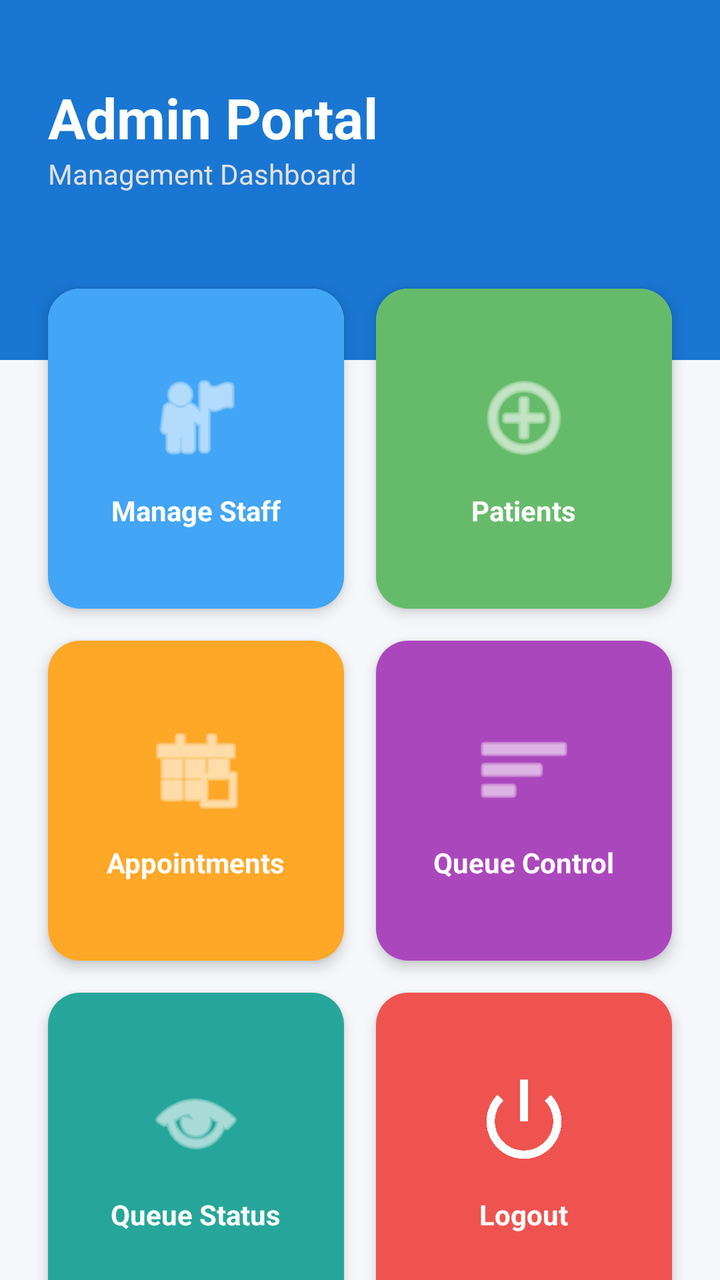
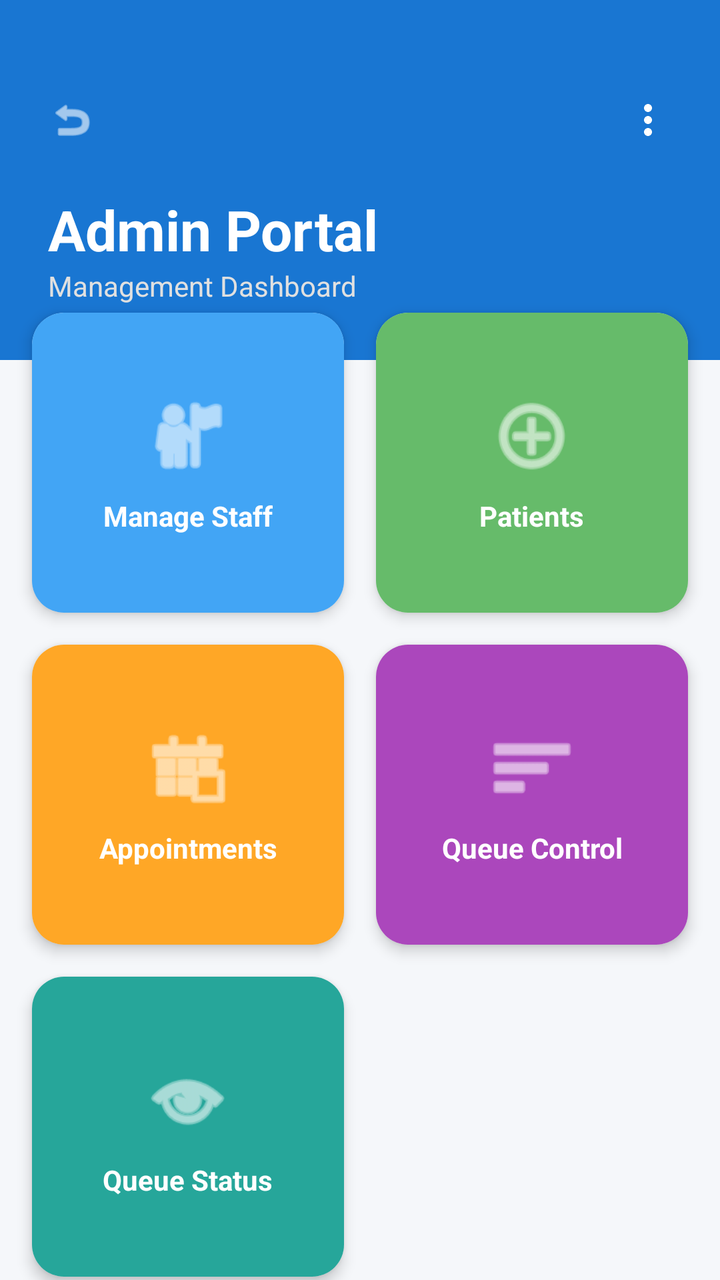

Screens rendered from an Android XML layout before and after an edit, with the pre-edit source and the edit as a unified diff.
<!-- AndroidManifest.xml: application theme Theme.GlenEzyCareApps -->
<!-- res/layout/activity_admin_dashboard.xml -->
<?xml version="1.0" encoding="utf-8"?>
<androidx.constraintlayout.widget.ConstraintLayout xmlns:android="http://schemas.android.com/apk/res/android"
    xmlns:app="http://schemas.android.com/apk/res-auto"
    android:layout_width="match_parent"
    android:layout_height="match_parent"
    android:background="#F5F7FA">

    
    <View
        android:id="@+id/topHeader"
        android:layout_width="match_parent"
        android:layout_height="180dp"
        android:background="@color/primary_blue"
        app:layout_constraintTop_toTopOf="parent" />

    <TextView
        android:id="@+id/tvAdminTitle"
        android:layout_width="wrap_content"
        android:layout_height="wrap_content"
        android:layout_marginStart="24dp"
        android:layout_marginTop="40dp"
        android:text="Admin Portal"
        android:textColor="@color/white"
        android:textSize="28sp"
        android:textStyle="bold"
        app:layout_constraintStart_toStartOf="parent"
        app:layout_constraintTop_toTopOf="parent" />

    <TextView
        android:layout_width="wrap_content"
        android:layout_height="wrap_content"
        android:text="Management Dashboard"
        android:textColor="#E0E0E0"
        android:textSize="14sp"
        app:layout_constraintStart_toStartOf="@+id/tvAdminTitle"
        app:layout_constraintTop_toBottomOf="@+id/tvAdminTitle" />

    
    <androidx.core.widget.NestedScrollView
        android:layout_width="match_parent"
        android:layout_height="0dp"
        android:layout_marginTop="-60dp"
        app:layout_constraintBottom_toBottomOf="parent"
        app:layout_constraintTop_toBottomOf="@+id/topHeader">

        <GridLayout
            android:layout_width="match_parent"
            android:layout_height="wrap_content"
            android:alignmentMode="alignMargins"
            android:columnCount="2"
            android:padding="16dp"
            android:rowCount="3">

            
            <androidx.cardview.widget.CardView
                android:id="@+id/btnManageStaff"
                android:layout_width="0dp"
                android:layout_height="160dp"
                android:layout_rowWeight="1"
                android:layout_columnWeight="1"
                android:layout_margin="8dp"
                app:cardCornerRadius="16dp"
                app:cardElevation="4dp">

                <LinearLayout
                    android:layout_width="match_parent"
                    android:layout_height="match_parent"
                    android:background="#42A5F5"
                    android:gravity="center"
                    android:orientation="vertical">

                    <ImageView
                        android:layout_width="50dp"
                        android:layout_height="50dp"
                        android:src="@android:drawable/ic_menu_myplaces"
                        app:tint="@color/white" />

                    <TextView
                        android:layout_width="wrap_content"
                        android:layout_height="wrap_content"
                        android:layout_marginTop="12dp"
                        android:text="Manage Staff"
                        android:textColor="@color/white"
                        android:textStyle="bold" />
                </LinearLayout>
            </androidx.cardview.widget.CardView>

            
            <androidx.cardview.widget.CardView
                android:id="@+id/btnManagePatients"
                android:layout_width="0dp"
                android:layout_height="160dp"
                android:layout_rowWeight="1"
                android:layout_columnWeight="1"
                android:layout_margin="8dp"
                app:cardCornerRadius="16dp"
                app:cardElevation="4dp">

                <LinearLayout
                    android:layout_width="match_parent"
                    android:layout_height="match_parent"
                    android:background="#66BB6A"
                    android:gravity="center"
                    android:orientation="vertical">

                    <ImageView
                        android:layout_width="50dp"
                        android:layout_height="50dp"
                        android:src="@android:drawable/ic_menu_add"
                        app:tint="@color/white" />

                    <TextView
                        android:layout_width="wrap_content"
                        android:layout_height="wrap_content"
                        android:layout_marginTop="12dp"
                        android:text="Patients"
                        android:textColor="@color/white"
                        android:textStyle="bold" />
                </LinearLayout>
            </androidx.cardview.widget.CardView>

            
            <androidx.cardview.widget.CardView
                android:id="@+id/btnManageAppointments"
                android:layout_width="0dp"
                android:layout_height="160dp"
                android:layout_rowWeight="1"
                android:layout_columnWeight="1"
                android:layout_margin="8dp"
                app:cardCornerRadius="16dp"
                app:cardElevation="4dp">

                <LinearLayout
                    android:layout_width="match_parent"
                    android:layout_height="match_parent"
                    android:background="#FFA726"
                    android:gravity="center"
                    android:orientation="vertical">

                    <ImageView
                        android:layout_width="50dp"
                        android:layout_height="50dp"
                        android:src="@android:drawable/ic_menu_today"
                        app:tint="@color/white" />

                    <TextView
                        android:layout_width="wrap_content"
                        android:layout_height="wrap_content"
                        android:layout_marginTop="12dp"
                        android:text="Appointments"
                        android:textColor="@color/white"
                        android:textStyle="bold" />
                </LinearLayout>
            </androidx.cardview.widget.CardView>

            
            <androidx.cardview.widget.CardView
                android:id="@+id/btnQueueControl"
                android:layout_width="0dp"
                android:layout_height="160dp"
                android:layout_rowWeight="1"
                android:layout_columnWeight="1"
                android:layout_margin="8dp"
                app:cardCornerRadius="16dp"
                app:cardElevation="4dp">

                <LinearLayout
                    android:layout_width="match_parent"
                    android:layout_height="match_parent"
                    android:background="#AB47BC"
                    android:gravity="center"
                    android:orientation="vertical">

                    <ImageView
                        android:id="@+id/imageView"
                        android:layout_width="match_parent"
                        android:layout_height="50dp"
                        android:src="@android:drawable/ic_menu_sort_by_size"
                        app:tint="@color/white" />

                    <TextView
                        android:layout_width="wrap_content"
                        android:layout_height="wrap_content"
                        android:layout_marginTop="12dp"
                        android:text="Queue Control"
                        android:textColor="@color/white"
                        android:textStyle="bold" />
                </LinearLayout>
            </androidx.cardview.widget.CardView>

            
            <androidx.cardview.widget.CardView
                android:id="@+id/btnViewQueueStatus"
                android:layout_width="0dp"
                android:layout_height="160dp"
                android:layout_rowWeight="1"
                android:layout_columnWeight="1"
                android:layout_margin="8dp"
                app:cardCornerRadius="16dp"
                app:cardElevation="4dp">

                <LinearLayout
                    android:layout_width="match_parent"
                    android:layout_height="match_parent"
                    android:background="#26A69A"
                    android:gravity="center"
                    android:orientation="vertical">

                    <ImageView
                        android:layout_width="50dp"
                        android:layout_height="50dp"
                        android:src="@android:drawable/ic_menu_view"
                        app:tint="@color/white" />

                    <TextView
                        android:layout_width="wrap_content"
                        android:layout_height="wrap_content"
                        android:layout_marginTop="12dp"
                        android:text="Queue Status"
                        android:textColor="@color/white"
                        android:textStyle="bold" />
                </LinearLayout>
            </androidx.cardview.widget.CardView>

            
            <androidx.cardview.widget.CardView
                android:id="@+id/btnAdminLogout"
                android:layout_width="0dp"
                android:layout_height="160dp"
                android:layout_rowWeight="1"
                android:layout_columnWeight="1"
                android:layout_margin="8dp"
                app:cardCornerRadius="16dp"
                app:cardElevation="4dp">

                <LinearLayout
                    android:layout_width="match_parent"
                    android:layout_height="match_parent"
                    android:background="#EF5350"
                    android:gravity="center"
                    android:orientation="vertical">

                    <ImageView
                        android:layout_width="50dp"
                        android:layout_height="50dp"
                        android:src="@android:drawable/ic_lock_power_off"
                        app:tint="@color/white" />

                    <TextView
                        android:layout_width="wrap_content"
                        android:layout_height="wrap_content"
                        android:layout_marginTop="12dp"
                        android:text="Logout"
                        android:textColor="@color/white"
                        android:textStyle="bold" />
                </LinearLayout>
            </androidx.cardview.widget.CardView>

        </GridLayout>
    </androidx.core.widget.NestedScrollView>

</androidx.constraintlayout.widget.ConstraintLayout>
<!-- resources referenced by this layout -->
<resources>
  <color name="primary_blue">#1976D2</color>
  <color name="white">#FFFFFF</color>
  <style name="Theme.GlenEzyCareApps" parent="Theme.Material3.DayNight.NoActionBar">
  
          <item name="colorPrimary">@color/primary_blue</item>
          <item name="colorOnPrimary">@color/white</item>
  
          <item name="android:statusBarColor">@color/background_dark</item>
          <item name="android:navigationBarColor">@color/background_dark</item>
  
      </style>
  <color name="background_dark">#121212</color>
</resources>

<!-- the commit's change to res/layout/activity_admin_dashboard.xml (unified diff, before → after) -->
@@ -13,25 +13,59 @@
         android:background="@color/primary_blue"
         app:layout_constraintTop_toTopOf="parent" />
 
+    <ImageView
+        android:id="@+id/btnBack"
+        android:layout_width="40dp"
+        android:layout_height="40dp"
+        android:layout_marginStart="16dp"
+        android:layout_marginTop="40dp"
+        android:background="?attr/selectableItemBackgroundBorderless"
+        android:padding="8dp"
+        android:src="@android:drawable/ic_menu_revert"
+        app:layout_constraintStart_toStartOf="parent"
+        app:layout_constraintTop_toTopOf="parent"
+        app:tint="@color/white"
+        android:clickable="true"
+        android:focusable="true"/>
+
+    <ImageView
+        android:id="@+id/btnMenu"
+        android:layout_width="40dp"
+        android:layout_height="40dp"
+        android:layout_marginTop="40dp"
+        android:layout_marginEnd="16dp"
+        android:padding="8dp"
+        android:src="@drawable/ic_more_vert"
+        app:layout_constraintEnd_toEndOf="parent"
+        app:layout_constraintTop_toTopOf="parent"
+        app:tint="@color/white"
+        android:clickable="true"
+        android:focusable="true"
+        android:background="?attr/selectableItemBackgroundBorderless"/>
+
     <TextView
         android:id="@+id/tvAdminTitle"
-        android:layout_width="wrap_content"
+        android:layout_width="0dp"
         android:layout_height="wrap_content"
         android:layout_marginStart="24dp"
-        android:layout_marginTop="40dp"
+        android:layout_marginTop="16dp"
+        android:layout_marginEnd="16dp"
         android:text="Admin Portal"
         android:textColor="@color/white"
         android:textSize="28sp"
         android:textStyle="bold"
+        app:layout_constraintEnd_toStartOf="@+id/btnMenu"
         app:layout_constraintStart_toStartOf="parent"
-        app:layout_constraintTop_toTopOf="parent" />
+        app:layout_constraintTop_toBottomOf="@+id/btnBack" />
 
     <TextView
-        android:layout_width="wrap_content"
+        android:id="@+id/tvSubtitle"
+        android:layout_width="0dp"
         android:layout_height="wrap_content"
         android:text="Management Dashboard"
         android:textColor="#E0E0E0"
         android:textSize="14sp"
+        app:layout_constraintEnd_toEndOf="@+id/tvAdminTitle"
         app:layout_constraintStart_toStartOf="@+id/tvAdminTitle"
         app:layout_constraintTop_toBottomOf="@+id/tvAdminTitle" />
 
@@ -39,7 +73,9 @@
     <androidx.core.widget.NestedScrollView
         android:layout_width="match_parent"
         android:layout_height="0dp"
-        android:layout_marginTop="-60dp"
+        android:layout_marginTop="-40dp"
+        android:clipToPadding="false"
+        android:paddingBottom="24dp"
         app:layout_constraintBottom_toBottomOf="parent"
         app:layout_constraintTop_toBottomOf="@+id/topHeader">
 
@@ -48,14 +84,13 @@
             android:layout_height="wrap_content"
             android:alignmentMode="alignMargins"
             android:columnCount="2"
-            android:padding="16dp"
-            android:rowCount="3">
+            android:padding="8dp">
 
             
             <androidx.cardview.widget.CardView
                 android:id="@+id/btnManageStaff"
                 android:layout_width="0dp"
-                android:layout_height="160dp"
+                android:layout_height="150dp"
                 android:layout_rowWeight="1"
                 android:layout_columnWeight="1"
                 android:layout_margin="8dp"
@@ -67,20 +102,23 @@
                     android:layout_height="match_parent"
                     android:background="#42A5F5"
                     android:gravity="center"
-                    android:orientation="vertical">
-
-                    <ImageView
-                        android:layout_width="50dp"
-                        android:layout_height="50dp"
+                    android:orientation="vertical"
+                    android:padding="8dp">
+
+                    <ImageView
+                        android:layout_width="45dp"
+                        android:layout_height="45dp"
                         android:src="@android:drawable/ic_menu_myplaces"
                         app:tint="@color/white" />
 
                     <TextView
                         android:layout_width="wrap_content"
                         android:layout_height="wrap_content"
-                        android:layout_marginTop="12dp"
+                        android:layout_marginTop="8dp"
                         android:text="Manage Staff"
-                        android:textColor="@color/white"
+                        android:textAlignment="center"
+                        android:textColor="@color/white"
+                        android:textSize="14sp"
                         android:textStyle="bold" />
                 </LinearLayout>
             </androidx.cardview.widget.CardView>
@@ -89,7 +127,7 @@
             <androidx.cardview.widget.CardView
                 android:id="@+id/btnManagePatients"
                 android:layout_width="0dp"
-                android:layout_height="160dp"
+                android:layout_height="150dp"
                 android:layout_rowWeight="1"
                 android:layout_columnWeight="1"
                 android:layout_margin="8dp"
@@ -101,20 +139,23 @@
                     android:layout_height="match_parent"
                     android:background="#66BB6A"
                     android:gravity="center"
-                    android:orientation="vertical">
-
-                    <ImageView
-                        android:layout_width="50dp"
-                        android:layout_height="50dp"
+                    android:orientation="vertical"
+                    android:padding="8dp">
+
+                    <ImageView
+                        android:layout_width="45dp"
+                        android:layout_height="45dp"
                         android:src="@android:drawable/ic_menu_add"
                         app:tint="@color/white" />
 
                     <TextView
                         android:layout_width="wrap_content"
                         android:layout_height="wrap_content"
-                        android:layout_marginTop="12dp"
+                        android:layout_marginTop="8dp"
                         android:text="Patients"
-                        android:textColor="@color/white"
+                        android:textAlignment="center"
+                        android:textColor="@color/white"
+                        android:textSize="14sp"
                         android:textStyle="bold" />
                 </LinearLayout>
             </androidx.cardview.widget.CardView>
@@ -123,7 +164,7 @@
             <androidx.cardview.widget.CardView
                 android:id="@+id/btnManageAppointments"
                 android:layout_width="0dp"
-                android:layout_height="160dp"
+                android:layout_height="150dp"
                 android:layout_rowWeight="1"
                 android:layout_columnWeight="1"
                 android:layout_margin="8dp"
@@ -135,20 +176,23 @@
                     android:layout_height="match_parent"
                     android:background="#FFA726"
                     android:gravity="center"
-                    android:orientation="vertical">
-
-                    <ImageView
-                        android:layout_width="50dp"
-                        android:layout_height="50dp"
+                    android:orientation="vertical"
+                    android:padding="8dp">
+
+                    <ImageView
+                        android:layout_width="45dp"
+                        android:layout_height="45dp"
                         android:src="@android:drawable/ic_menu_today"
                         app:tint="@color/white" />
 
                     <TextView
                         android:layout_width="wrap_content"
                         android:layout_height="wrap_content"
-                        android:layout_marginTop="12dp"
+                        android:layout_marginTop="8dp"
                         android:text="Appointments"
-                        android:textColor="@color/white"
+                        android:textAlignment="center"
+                        android:textColor="@color/white"
+                        android:textSize="14sp"
                         android:textStyle="bold" />
                 </LinearLayout>
             </androidx.cardview.widget.CardView>
@@ -157,7 +201,7 @@
             <androidx.cardview.widget.CardView
                 android:id="@+id/btnQueueControl"
                 android:layout_width="0dp"
-                android:layout_height="160dp"
+                android:layout_height="150dp"
                 android:layout_rowWeight="1"
                 android:layout_columnWeight="1"
                 android:layout_margin="8dp"
@@ -169,21 +213,24 @@
                     android:layout_height="match_parent"
                     android:background="#AB47BC"
                     android:gravity="center"
-                    android:orientation="vertical">
+                    android:orientation="vertical"
+                    android:padding="8dp">
 
                     <ImageView
                         android:id="@+id/imageView"
                         android:layout_width="match_parent"
-                        android:layout_height="50dp"
+                        android:layout_height="45dp"
                         android:src="@android:drawable/ic_menu_sort_by_size"
                         app:tint="@color/white" />
 
                     <TextView
                         android:layout_width="wrap_content"
                         android:layout_height="wrap_content"
-                        android:layout_marginTop="12dp"
+                        android:layout_marginTop="8dp"
                         android:text="Queue Control"
-                        android:textColor="@color/white"
+                        android:textAlignment="center"
+                        android:textColor="@color/white"
+                        android:textSize="14sp"
                         android:textStyle="bold" />
                 </LinearLayout>
             </androidx.cardview.widget.CardView>
@@ -192,7 +239,7 @@
             <androidx.cardview.widget.CardView
                 android:id="@+id/btnViewQueueStatus"
                 android:layout_width="0dp"
-                android:layout_height="160dp"
+                android:layout_height="150dp"
                 android:layout_rowWeight="1"
                 android:layout_columnWeight="1"
                 android:layout_margin="8dp"
@@ -204,58 +251,28 @@
                     android:layout_height="match_parent"
                     android:background="#26A69A"
                     android:gravity="center"
-                    android:orientation="vertical">
-
-                    <ImageView
-                        android:layout_width="50dp"
-                        android:layout_height="50dp"
+                    android:orientation="vertical"
+                    android:padding="8dp">
+
+                    <ImageView
+                        android:layout_width="45dp"
+                        android:layout_height="45dp"
                         android:src="@android:drawable/ic_menu_view"
                         app:tint="@color/white" />
 
                     <TextView
                         android:layout_width="wrap_content"
                         android:layout_height="wrap_content"
-                        android:layout_marginTop="12dp"
+                        android:layout_marginTop="8dp"
                         android:text="Queue Status"
-                        android:textColor="@color/white"
-                        android:textStyle="bold" />
-                </LinearLayout>
-            </androidx.cardview.widget.CardView>
-
-            
-            <androidx.cardview.widget.CardView
-                android:id="@+id/btnAdminLogout"
-                android:layout_width="0dp"
-                android:layout_height="160dp"
-                android:layout_rowWeight="1"
-                android:layout_columnWeight="1"
-                android:layout_margin="8dp"
-                app:cardCornerRadius="16dp"
-                app:cardElevation="4dp">
-
-                <LinearLayout
-                    android:layout_width="match_parent"
-                    android:layout_height="match_parent"
-                    android:background="#EF5350"
-                    android:gravity="center"
-                    android:orientation="vertical">
-
-                    <ImageView
-                        android:layout_width="50dp"
-                        android:layout_height="50dp"
-                        android:src="@android:drawable/ic_lock_power_off"
-                        app:tint="@color/white" />
-
-                    <TextView
-                        android:layout_width="wrap_content"
-                        android:layout_height="wrap_content"
-                        android:layout_marginTop="12dp"
-                        android:text="Logout"
-                        android:textColor="@color/white"
-                        android:textStyle="bold" />
-                </LinearLayout>
-            </androidx.cardview.widget.CardView>
-
+                        android:textAlignment="center"
+                        android:textColor="@color/white"
+                        android:textSize="14sp"
+                        android:textStyle="bold" />
+                </LinearLayout>
+            </androidx.cardview.widget.CardView>
+
+            
         </GridLayout>
     </androidx.core.widget.NestedScrollView>
 
<!-- resource entries referenced after the edit -->
@@ -2,6 +2,17 @@
 <resources>
   <color name="primary_blue">#1976D2</color>
   <color name="white">#FFFFFF</color>
+  <!-- drawable ic_more_vert (drawable) -->
+  <vector xmlns:android="http://schemas.android.com/apk/res/android"
+      android:width="24dp"
+      android:height="24dp"
+      android:viewportWidth="24"
+      android:viewportHeight="24"
+      android:tint="?attr/colorControlNormal">
+    <path
+        android:fillColor="@android:color/white"
+        android:pathData="M12,8c1.1,0 2,-0.9 2,-2s-0.9,-2 -2,-2 -2,0.9 -2,2 0.9,2 2,2zM12,10c-1.1,0 -2,0.9 -2,2s0.9,2 2,2 2,-0.9 2,-2 -0.9,-2 -2,-2zM12,16c-1.1,0 -2,0.9 -2,2s0.9,2 2,2 2,-0.9 2,-2 -0.9,-2 -2,-2z"/>
+  </vector>
   <style name="Theme.GlenEzyCareApps" parent="Theme.Material3.DayNight.NoActionBar">
   
           <item name="colorPrimary">@color/primary_blue</item>
